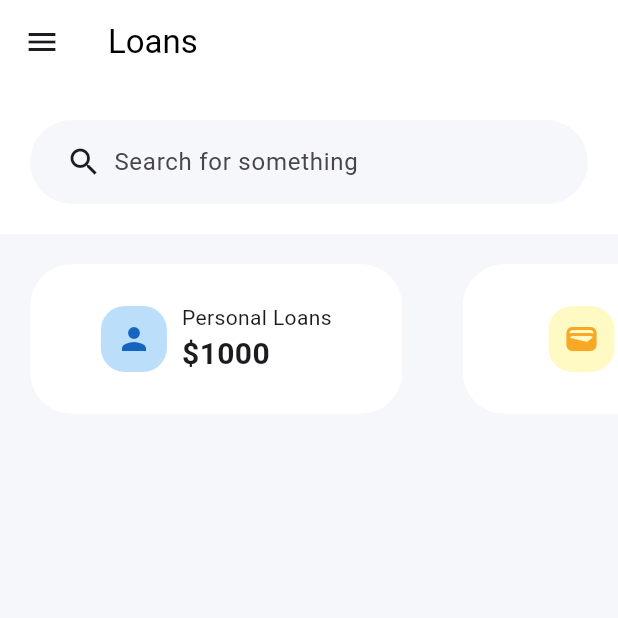
After one commit to shreekaramhq/bankdash, a Flutter app: the LoanScreen screen opened by its route, on a phone screen of 412 x 824 dp, the top half of it. The commit adds this screen. Run offline on Flutter 3.47's test engine with Material 3 defaults, Android fonts, the phone set to English and light mode, and no system bars; our stand-ins replace fl_chart, flutter_layout_grid, go_router, responsive_framework.

Commit message:
feat: add loans screen

```diff
--- a/lib/modules/account/presentation/widgets/account_card.dart
+++ b/lib/modules/account/presentation/widgets/account_card.dart
@@ -30,11 +30,13 @@ class AccountCard extends StatelessWidget {
       ),
       padding: const EdgeInsets.all(16),
       child: Row(
+        crossAxisAlignment: CrossAxisAlignment.center,
+        mainAxisAlignment: MainAxisAlignment.center,
         children: [
           Container(
             padding: const EdgeInsets.all(10),
             decoration: BoxDecoration(
-              borderRadius: BorderRadius.circular(20),
+              borderRadius: BorderRadius.circular(16),
               color: color[100],
             ),
             child: Icon(icon, color: color[800]),
@@ -42,6 +44,7 @@ class AccountCard extends StatelessWidget {
           const SizedBox(width: 10),
           Column(
             crossAxisAlignment: CrossAxisAlignment.start,
+            mainAxisAlignment: MainAxisAlignment.center,
             children: [
               Text(title),
               Text(
--- /dev/null
+++ b/lib/modules/loans/barrel.dart
@@ -0,0 +1 @@
+export './presentation/loan_cards.dart';
--- /dev/null
+++ b/lib/modules/loans/presentation/loan_cards.dart
@@ -0,0 +1,33 @@
+import 'package:flutter/material.dart';
+
+import 'package:bankdash/modules/account/barrel.dart';
+
+class LoanCards extends StatelessWidget {
+  const LoanCards({super.key});
+
+  @override
+  Widget build(BuildContext context) {
+    return SizedBox(
+      height: 140,
+      child: CarouselView(
+        itemExtent: MediaQuery.of(context).size.width * 0.7,
+        shrinkExtent: MediaQuery.of(context).size.width * 0.7,
+        padding: const EdgeInsets.all(20),
+        children: const [
+          AccountCard(
+            color: Colors.blue,
+            title: "Personal Loans",
+            balance: 1000,
+            icon: Icons.person,
+          ),
+          AccountCard(
+            color: Colors.yellow,
+            title: "Credit Cards",
+            balance: 5000,
+            icon: Icons.wallet,
+          ),
+        ],
+      ),
+    );
+  }
+}
--- a/lib/navigation/app_router.dart
+++ b/lib/navigation/app_router.dart
@@ -1,3 +1,4 @@
+import 'package:bankdash/navigation/screens/loan_screen.dart';
 import 'package:go_router/go_router.dart';
 
 import 'package:bankdash/modules/cards/barrel.dart';
@@ -45,6 +46,12 @@ final appRouter = GoRouter(
             child: CreditCardsScreen(),
           ),
         ),
+        GoRoute(
+          path: '/loans',
+          pageBuilder: (context, state) => const NoTransitionPage(
+            child: LoanScreen(),
+          ),
+        ),
       ],
     ),
     GoRoute(
--- /dev/null
+++ b/lib/navigation/screens/loan_screen.dart
@@ -0,0 +1,54 @@
+import 'package:bankdash/modules/loans/barrel.dart';
+import 'package:flutter/material.dart';
+
+class LoanScreen extends StatelessWidget {
+  const LoanScreen({super.key});
+
+  @override
+  Widget build(BuildContext context) {
+    return Scaffold(
+      body: NestedScrollView(
+        headerSliverBuilder: (ctx, innerBoxIsScrolled) {
+          return [
+            SliverAppBar(
+              title: const Text("Loans", style: TextStyle(color: Colors.black)),
+              pinned: true,
+              floating: true,
+              backgroundColor: Colors.white,
+              forceElevated: false,
+              scrolledUnderElevation: 0,
+              leading: IconButton(
+                icon: const Icon(Icons.menu),
+                onPressed: () {
+                  Scaffold.of(context).openDrawer();
+                },
+              ),
+              bottom: PreferredSize(
+                preferredSize: const Size.fromHeight(100),
+                child: Container(
+                  color: Colors.white,
+                  padding:
+                      const EdgeInsets.symmetric(horizontal: 20, vertical: 20),
+                  child: const SearchBar(
+                    elevation: WidgetStatePropertyAll(0),
+                    backgroundColor: WidgetStatePropertyAll(Color(0xFFF5F7FA)),
+                    leading: Padding(
+                      padding: EdgeInsets.only(left: 16),
+                      child: Icon(Icons.search),
+                    ),
+                    hintText: "Search for something",
+                  ),
+                ),
+              ),
+            ),
+          ];
+        },
+        body: const CustomScrollView(
+          slivers: [
+            SliverToBoxAdapter(child: LoanCards()),
+          ],
+        ),
+      ),
+    );
+  }
+}
```
